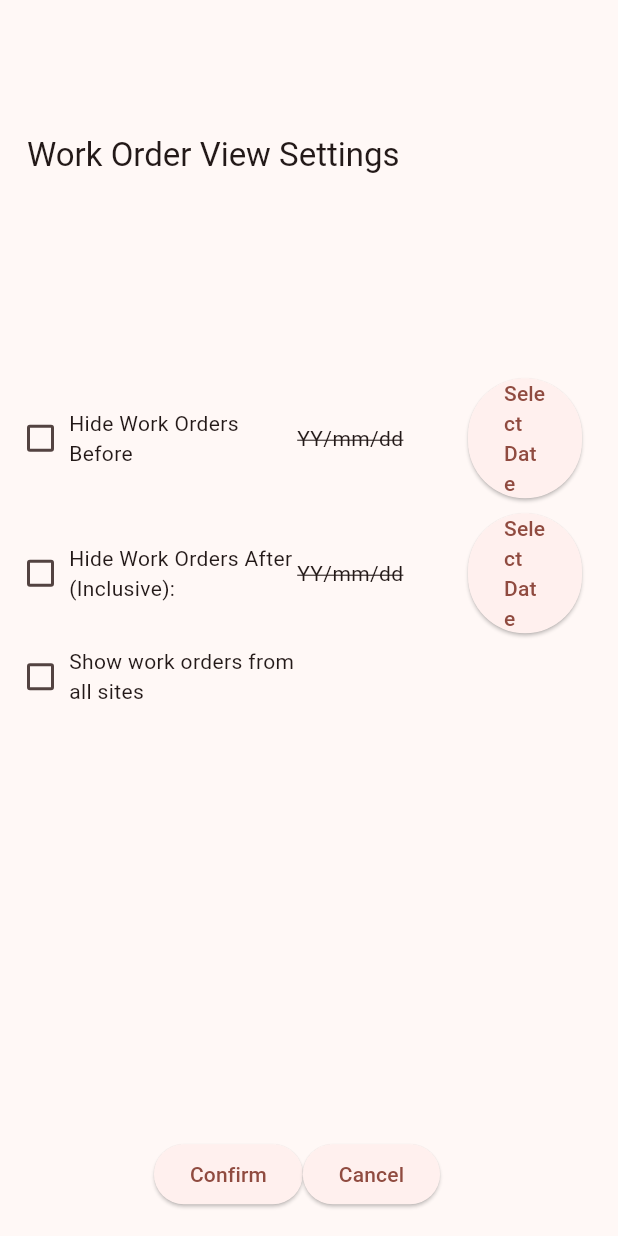
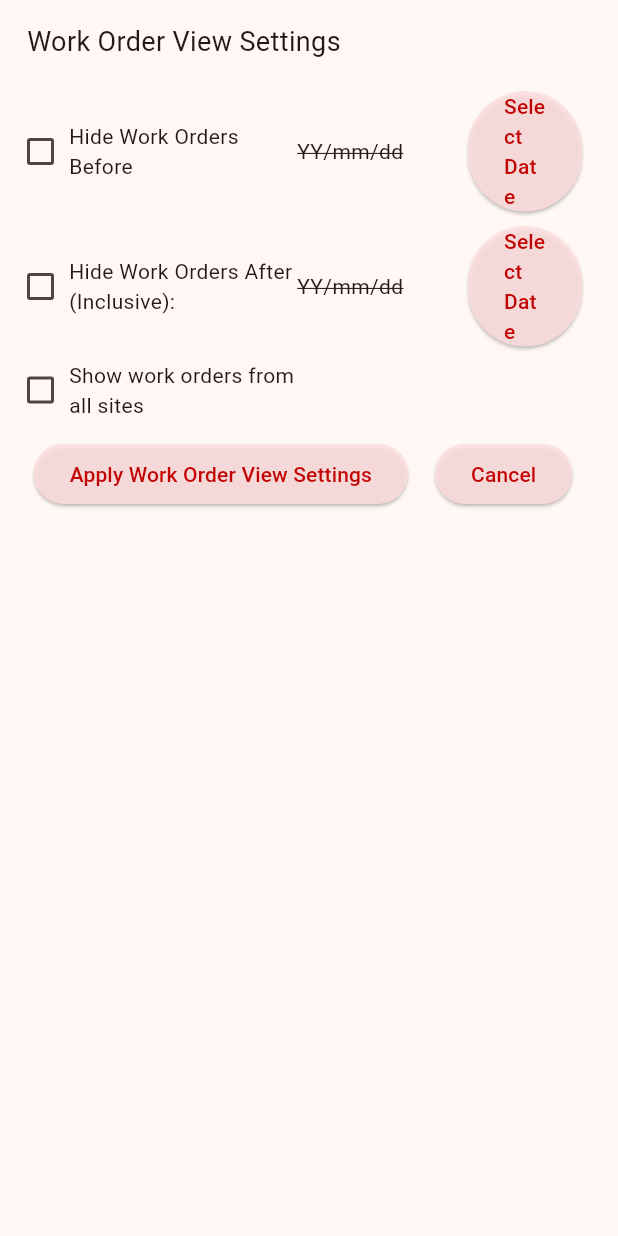
Before and after one commit to jonathanmajh/iko_reliability, a Flutter app: the WorkOrderSettingsDialog widget shown alone on an empty page, opened directly, on a phone screen of 412 x 824 dp. Run offline on Flutter 3.47's test engine with Material 2 defaults, Android fonts, the phone set to English and light mode, and no system bars; our stand-ins replace auto_route, csv, drift, dropdown_search, file_picker, hive and 2 more; missing offline and left inert: dart:html, flutter_simple_treeview, flutter_window_close, pluto_grid, spreadsheet_decoder, sqlite3 and 1 more; accounts and stored records are empty; generated files the repository leaves out were written again; network calls fail.

Commit message:
chnaged button clrs & moved asset crit to drawer

```diff
--- a/lib/criticality/asset_criticality.dart
+++ b/lib/criticality/asset_criticality.dart
@@ -1193,22 +1193,20 @@ class _WorkOrderSettingsDialogState extends State<WorkOrderSettingsDialog> {
           mainAxisAlignment: MainAxisAlignment.start,
           mainAxisSize: MainAxisSize.min,
           children: [
-            Expanded(
-                flex: 3,
-                child: Row(
+            Row(
               mainAxisAlignment: MainAxisAlignment.start,
               children: [
                 Padding(
-                      padding: const EdgeInsets.only(left: 10, bottom: 40),
+                  padding: const EdgeInsets.only(left: 10, bottom: 15, top: 15),
                   child: Text(
                     'Work Order View Settings',
-                        style: Theme.of(context).textTheme.titleLarge,
+                    style: TextStyle(fontSize: 18),
                   ),
                 )
               ],
-                )),
+            ),
             Expanded(
-                flex: 6,
+                flex: 15,
                 child: ListView(
                   children: [
                     buildSettingRow(
@@ -1294,22 +1292,20 @@ class _WorkOrderSettingsDialogState extends State<WorkOrderSettingsDialog> {
                         title: const Text('Show work orders from all sites'),
                         valueDisplay: Container(),
                         inputWidget: Container()),
-                  ],
-                )),
-            Expanded(
-              flex: 1,
-              child: Row(
+                    Row(
                       mainAxisAlignment: MainAxisAlignment.center,
                       children: [
-                  ElevatedButton(
+                        Padding(
+                          padding: const EdgeInsets.all(8.0),
+                          child: ElevatedButton(
                               onPressed: () {
                                 //TODO: check if settings are valid (e.g. afterdate is not after beforedate). if so, use new settings
                                 if (usingAfterDate! && hideAfterDate == null) {
                                   //if using after date, afterDate must not be null
-                          //TODO: show dialog
                                   showDialog(
                                       context: context,
-                              builder: (BuildContext context) => AlertDialog(
+                                      builder: (BuildContext context) =>
+                                          AlertDialog(
                                             title: const Text('Missing Date'),
                                             content: const Text(
                                                 'Must input a date to see Work Orders After'),
@@ -1320,12 +1316,13 @@ class _WorkOrderSettingsDialogState extends State<WorkOrderSettingsDialog> {
                                                   child: const Text('OK'))
                                             ],
                                           ));
-                        } else if (usingBeforeDate! && hideBeforeDate == null) {
+                                } else if (usingBeforeDate! &&
+                                    hideBeforeDate == null) {
                                   //if using before date, beforeDate must not be null
-                          //TODO: show dialog
                                   showDialog(
                                       context: context,
-                              builder: (BuildContext context) => AlertDialog(
+                                      builder: (BuildContext context) =>
+                                          AlertDialog(
                                             title: const Text('Missing Date'),
                                             content: const Text(
                                                 'Must input a date to see  Work Orders Before'),
@@ -1338,12 +1335,13 @@ class _WorkOrderSettingsDialogState extends State<WorkOrderSettingsDialog> {
                                           ));
                                 } else if (usingBeforeDate! &&
                                     usingAfterDate! &&
-                            hideBeforeDate!.compareTo(hideAfterDate!) >= 0) {
+                                    hideBeforeDate!.compareTo(hideAfterDate!) >=
+                                        0) {
                                   //invalid format, afterDate must be before beforeDate
-                          ///TODO: show dialog
                                   showDialog(
                                       context: context,
-                              builder: (BuildContext context) => AlertDialog(
+                                      builder: (BuildContext context) =>
+                                          AlertDialog(
                                             title: const Text('Invalid Dates'),
                                             content: const Text(
                                                 'The Date inputted to "Hide Work Orders After" must come after the date inputted "Hide Work Orders After"'),
@@ -1366,15 +1364,21 @@ class _WorkOrderSettingsDialogState extends State<WorkOrderSettingsDialog> {
                                   Navigator.pop(context);
                                 }
                               },
-                      child: const Text('Confirm')),
-                  ElevatedButton(
+                              child:
+                                  const Text('Apply Work Order View Settings')),
+                        ),
+                        Padding(
+                          padding: const EdgeInsets.only(left: 10.0),
+                          child: ElevatedButton(
                               onPressed: () {
                                 Navigator.pop(context);
                               },
-                      child: const Text('Cancel'))
+                              child: const Text('Cancel')),
+                        )
                       ],
-              ),
                     )
+                  ],
+                )),
           ],
         ),
       ),
```
Also changed, not shown: lib/admin/end_drawer.dart (+11 -8 lines), lib/main.dart (+15 -8 lines). Lines whose indentation alone changed are shown as unchanged.
